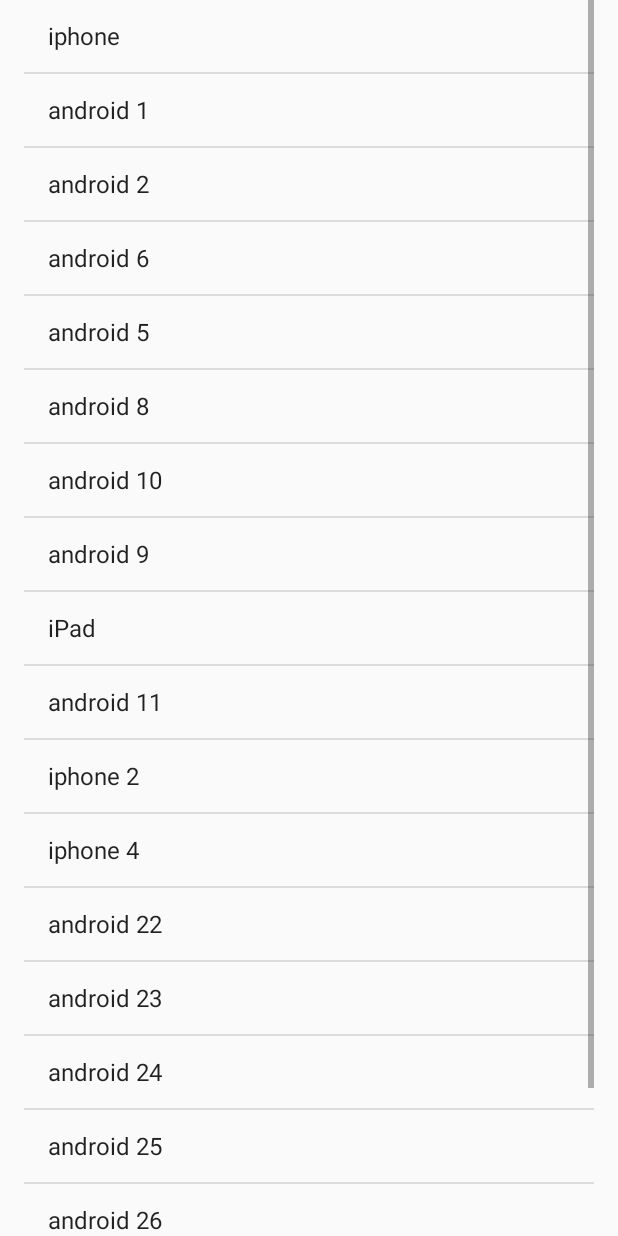
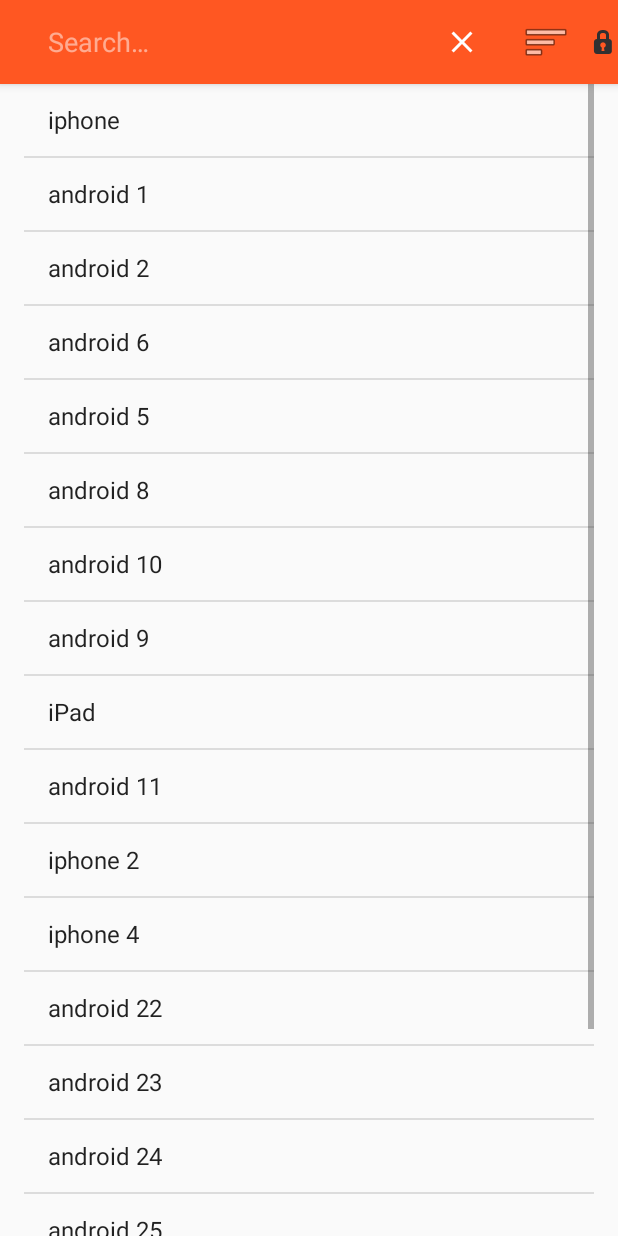
Before and after one commit to ibrcic/torvalds-senior-dev, an Android app: the ItemListActivity screen opened directly, with no data from a screen before it, on a phone screen of 412 x 824 dp. Run offline under Robolectric (Android 15) with nearby library versions, the phone set to English and light mode, and no system bars.

Commit message:
feat: adds menu items to the Item List Activity

```diff
--- a/android/ISTInventoryManagement/app/src/main/AndroidManifest.xml
+++ b/android/ISTInventoryManagement/app/src/main/AndroidManifest.xml
@@ -24,6 +24,8 @@
 
                 <category android:name="android.intent.category.LAUNCHER" />
             </intent-filter>
+            <meta-data android:name="android.app.searchable"
+                       android:resource="@xml/searchable" />
         </activity>
         <activity
             android:name=".view.ItemDetailActivity"
--- a/android/ISTInventoryManagement/app/src/main/java/torvalds/istinventorymanagement/view/ItemDetailActivity.java
+++ b/android/ISTInventoryManagement/app/src/main/java/torvalds/istinventorymanagement/view/ItemDetailActivity.java
@@ -2,6 +2,8 @@
 
 import android.os.Bundle;
 import android.support.v4.app.FragmentActivity;
+import android.support.v7.app.ActionBarActivity;
+import android.support.v7.app.AppCompatActivity;
 
 import torvalds.istinventorymanagement.R;
 
@@ -10,7 +12,7 @@
  * Tutorial reference: https://code.tutsplus.com/tutorials/android-sdk-using-fragments--mobile-13886
  */
 
-public class ItemDetailActivity extends FragmentActivity {
+public class ItemDetailActivity extends AppCompatActivity {
     @Override
     protected void onCreate(Bundle savedInstanceState) {
         super.onCreate(savedInstanceState);
--- a/android/ISTInventoryManagement/app/src/main/java/torvalds/istinventorymanagement/view/ItemListActivity.java
+++ b/android/ISTInventoryManagement/app/src/main/java/torvalds/istinventorymanagement/view/ItemListActivity.java
@@ -1,8 +1,17 @@
 package torvalds.istinventorymanagement.view;
 
+import android.app.SearchManager;
+import android.content.Context;
 import android.content.Intent;
 import android.os.Bundle;
 import android.support.v4.app.FragmentActivity;
+import android.support.v4.view.MenuItemCompat;
+import android.support.v7.app.ActionBarActivity;
+import android.support.v7.app.AppCompatActivity;
+import android.support.v7.widget.MenuItemHoverListener;
+import android.support.v7.widget.SearchView;
+import android.view.Menu;
+import android.view.MenuItem;
 
 import torvalds.istinventorymanagement.R;
 
@@ -11,7 +20,7 @@
  * Tutorial reference: https://code.tutsplus.com/tutorials/android-sdk-using-fragments--mobile-13886
  */
 
-public class ItemListActivity extends FragmentActivity implements ItemListFragment.Callbacks {
+public class ItemListActivity extends AppCompatActivity implements ItemListFragment.Callbacks {
 
     private boolean twoPanel;
 
@@ -46,4 +55,23 @@
             startActivity(detailIntent);
         }
     }
+
+    @Override
+    public boolean onCreateOptionsMenu(Menu menu) {
+        // Inflate the menu; this adds items to the action bar if it is present.
+        getMenuInflater().inflate(R.menu.menu_items, menu);
+
+        MenuItem searchMenuItem = menu.findItem(R.id.item_search);
+        MenuItemCompat.expandActionView(searchMenuItem);
+
+        SearchManager searchManager =
+                (SearchManager) getSystemService(Context.SEARCH_SERVICE);
+        SearchView searchView =
+                (SearchView) menu.findItem(R.id.item_search).getActionView();
+        searchView.setSearchableInfo(
+                searchManager.getSearchableInfo(getComponentName()));
+        searchView.setIconified(false);
+        searchView.clearFocus();
+        return true;
+    }
 }
--- /dev/null
+++ b/android/ISTInventoryManagement/app/src/main/res/drawable/ic_search_black_24dp.xml
@@ -0,0 +1,9 @@
+<vector xmlns:android="http://schemas.android.com/apk/res/android"
+        android:width="24dp"
+        android:height="24dp"
+        android:viewportWidth="24.0"
+        android:viewportHeight="24.0">
+    <path
+        android:fillColor="#FF000000"
+        android:pathData="M15.5,14h-0.79l-0.28,-0.27C15.41,12.59 16,11.11 16,9.5 16,5.91 13.09,3 9.5,3S3,5.91 3,9.5 5.91,16 9.5,16c1.61,0 3.09,-0.59 4.23,-1.57l0.27,0.28v0.79l5,4.99L20.49,19l-4.99,-5zM9.5,14C7.01,14 5,11.99 5,9.5S7.01,5 9.5,5 14,7.01 14,9.5 11.99,14 9.5,14z"/>
+</vector>
--- a/android/ISTInventoryManagement/app/src/main/res/layout/fragment_item_detail.xml
+++ b/android/ISTInventoryManagement/app/src/main/res/layout/fragment_item_detail.xml
@@ -66,12 +66,13 @@
         android:layout_height="wrap_content"
         android:layout_below="@+id/item_detail_location"
         android:layout_centerHorizontal="true"
-        android:layout_marginTop="50dp"
+        android:layout_marginTop="15dp"
         android:radius="10dp"
         android:id="@+id/button2"
         android:background="@drawable/button_rounded_corners"
         android:paddingLeft="15dp"
-        android:paddingRight="15dp"/>
+        android:paddingRight="15dp"
+        android:textSize="17sp"/>
 
     <Button
         android:text="@string/item_view_checkout_user_button"
@@ -84,7 +85,8 @@
         android:paddingLeft="15dp"
         android:paddingRight="15dp"
         android:layout_below="@+id/button2"
-        android:layout_centerHorizontal="true"/>
+        android:layout_centerHorizontal="true"
+        android:textSize="16sp"/>
 
     <Button
         android:text="@string/item_view_checkout_location_button"
@@ -97,7 +99,8 @@
         android:paddingLeft="15dp"
         android:paddingRight="15dp"
         android:layout_centerHorizontal="true"
-        android:layout_below="@+id/button3"/>
+        android:layout_below="@+id/button3"
+        android:textSize="16sp"/>
 
     <Button
         android:text="@string/item_view_report_button"
@@ -110,7 +113,8 @@
         android:paddingLeft="15dp"
         android:paddingRight="15dp"
         android:layout_below="@+id/button4"
-        android:layout_centerHorizontal="true"/>
+        android:layout_centerHorizontal="true"
+        android:textSize="16sp"/>
 
 
     <!--
--- /dev/null
+++ b/android/ISTInventoryManagement/app/src/main/res/menu/menu_items.xml
@@ -0,0 +1,53 @@
+<?xml version="1.0" encoding="utf-8"?>
+<menu xmlns:app="http://schemas.android.com/apk/res-auto"
+      xmlns:android="http://schemas.android.com/apk/res/android">
+
+
+    <item
+        android:id="@+id/item_search"
+        app:actionViewClass="android.support.v7.widget.SearchView"
+        android:icon="@drawable/ic_search_black_24dp"
+        android:layout_width="match_parent"
+        android:layout_height="?android:actionBarSize"
+        android:title="Search"
+        android:iconifiedByDefault="true"
+        app:showAsAction="always"
+        android:orderInCategory="1"
+
+        >
+    </item>
+
+    <item
+        android:icon="@android:drawable/ic_menu_sort_by_size"
+        app:showAsAction="always"
+        android:orderInCategory="3"
+        android:title="Filter"
+        >
+        <menu>
+            <item
+                android:id="@+id/menuSortAZ"
+                android:title="Sort by A-Z" />
+            <item
+                android:id="@+id/menuSortZA"
+                android:title="Sort by Z-A" />
+            <item
+                android:id="@+id/menuSortMobile"
+                android:title="Sort by mobile devices" />
+            <item
+                android:id="@+id/menuSortTablets"
+                android:title="Sort by tablets" />
+            <item
+                android:id="@+id/menuSortAll"
+                android:title="Sort by all devices" />
+        </menu>
+    </item>
+
+    <item android:title="Logout"
+          android:id="@+id/menu_login"
+          app:showAsAction="always|withText"
+          android:icon="@android:drawable/ic_secure"
+          android:visible="true"
+          android:orderInCategory="3">
+    </item>
+
+</menu>
--- /dev/null
+++ b/android/ISTInventoryManagement/app/src/main/res/xml/searchable.xml
@@ -0,0 +1,5 @@
+<?xml version="1.0" encoding="utf-8"?>
+<searchable xmlns:android="http://schemas.android.com/apk/res/android"
+            android:label="Test"
+            android:hint="Search items" >
+</searchable>
```
